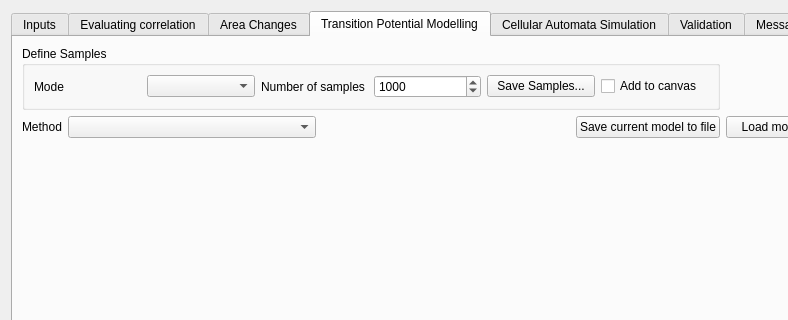
nextgis/qgis_molusce, file src/molusce/ui/moluscedialogbase.ui: the form before one commit; both pictures show x 0 to 788 and y 0 to 320 of the 894 by 756 pixel window.
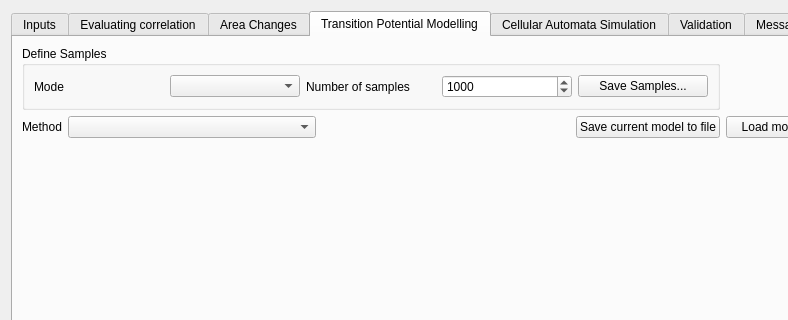
The form after the commit. The open tabs and pages were chosen to show the change. Custom widgets are drawn as their Qt base class.

Commit message: sample points to temp layer and processing tools

The edit to the form file:
```diff
--- a/src/molusce/ui/moluscedialogbase.ui
+++ b/src/molusce/ui/moluscedialogbase.ui
@@ -350,13 +350,6 @@
             </property>
            </widget>
           </item>
-          <item>
-           <widget class="QCheckBox" name="chkLoadSamples">
-            <property name="text">
-             <string>Add to canvas</string>
-            </property>
-           </widget>
-          </item>
          </layout>
         </widget>
        </item>
```
Left out of the diff: 2 changed lines with no effect on the pictures. The commit also changes 12 other files.
